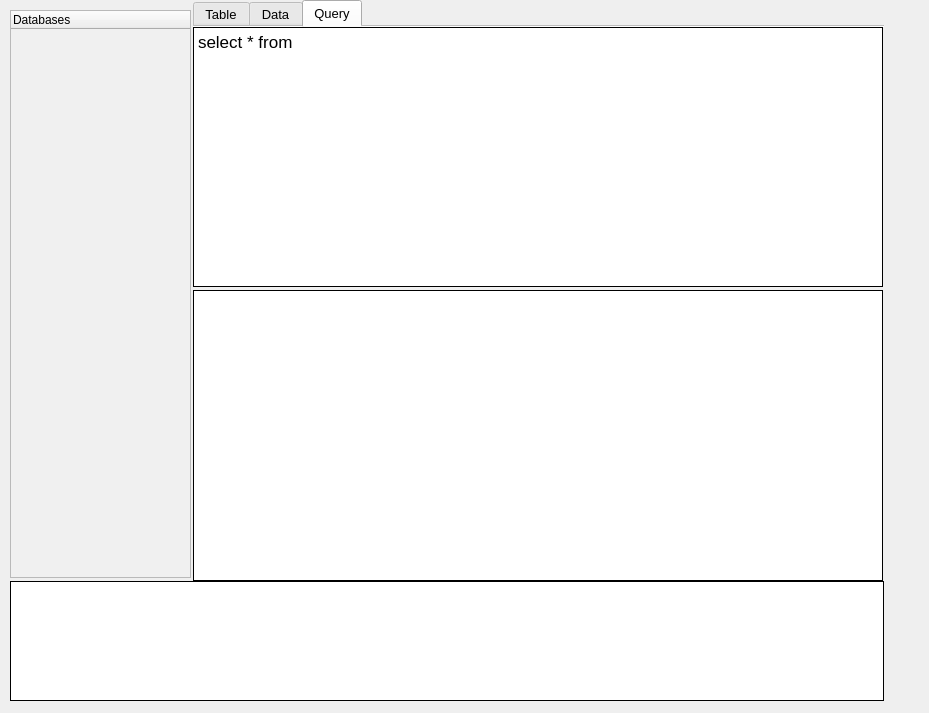
fer-moreira/MYQT, file Lib/UI/LAYOUT/MainWindow.ui: the form before one commit.
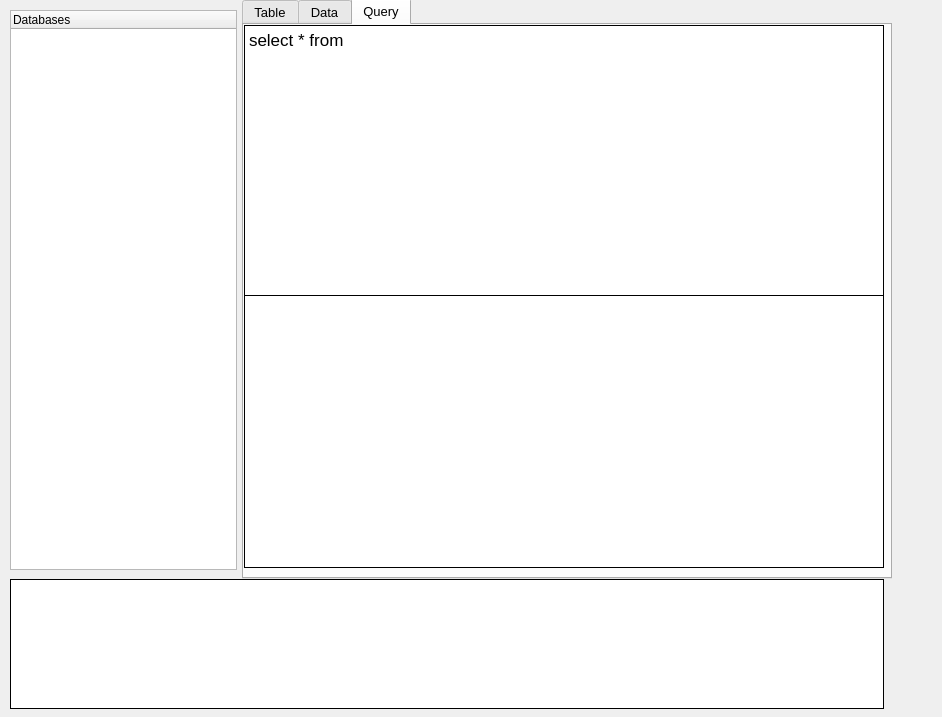
The form after the commit. The open tabs and pages were chosen to show the change.

What changed in the file:
```diff
--- a/Lib/UI/LAYOUT/MainWindow.ui
+++ b/Lib/UI/LAYOUT/MainWindow.ui
@@ -9,13 +9,16 @@
    <rect>
     <x>0</x>
     <y>0</y>
-    <width>929</width>
-    <height>713</height>
+    <width>942</width>
+    <height>717</height>
    </rect>
   </property>
   <property name="windowTitle">
    <string>SQL MANAGER</string>
   </property>
+  <property name="autoFillBackground">
+   <bool>false</bool>
+  </property>
   <property name="styleSheet">
    <string notr="true"/>
   </property>
@@ -25,6 +28,21 @@
   <property name="inputMethodHints">
    <set>Qt::ImhNone</set>
   </property>
+  <property name="iconSize">
+   <size>
+    <width>24</width>
+    <height>24</height>
+   </size>
+  </property>
+  <property name="toolButtonStyle">
+   <enum>Qt::ToolButtonTextBesideIcon</enum>
+  </property>
+  <property name="animated">
+   <bool>true</bool>
+  </property>
+  <property name="documentMode">
+   <bool>false</bool>
+  </property>
   <property name="tabShape">
    <enum>QTabWidget::Rounded</enum>
   </property>
@@ -32,10 +50,10 @@
    <widget class="QTabWidget" name="tabWidget">
     <property name="geometry">
      <rect>
-      <x>193</x>
-      <y>0</y>
-      <width>691</width>
-      <height>590</height>
+      <x>242</x>
+      <y>-2</y>
+      <width>650</width>
+      <height>581</height>
      </rect>
     </property>
     <property name="font">
@@ -51,9 +69,6 @@
     <property name="autoFillBackground">
      <bool>false</bool>
     </property>
-    <property name="styleSheet">
-     <string notr="true"/>
-    </property>
     <property name="tabPosition">
      <enum>QTabWidget::North</enum>
     </property>
@@ -67,7 +82,7 @@
      <enum>Qt::ElideNone</enum>
     </property>
     <property name="documentMode">
-     <bool>true</bool>
+     <bool>false</bool>
     </property>
     <property name="tabsClosable">
      <bool>false</bool>
@@ -218,9 +233,9 @@
       <property name="geometry">
        <rect>
         <x>0</x>
-        <y>263</y>
-        <width>690</width>
-        <height>291</height>
+        <y>270</y>
+        <width>640</width>
+        <height>273</height>
        </rect>
       </property>
       <property name="toolTip">
@@ -277,8 +292,8 @@
        <rect>
         <x>0</x>
         <y>0</y>
-        <width>690</width>
-        <height>260</height>
+        <width>640</width>
+        <height>271</height>
        </rect>
       </property>
       <property name="font">
@@ -297,9 +312,6 @@
       <property name="autoFillBackground">
        <bool>false</bool>
       </property>
-      <property name="styleSheet">
-       <string notr="true"/>
-      </property>
       <property name="inputMethodHints">
        <set>Qt::ImhDate|Qt::ImhDialableCharactersOnly|Qt::ImhDigitsOnly|Qt::ImhEmailCharactersOnly|Qt::ImhExclusiveInputMask|Qt::ImhFormattedNumbersOnly|Qt::ImhHiddenText|Qt::ImhLatinOnly|Qt::ImhLowercaseOnly|Qt::ImhMultiLine|Qt::ImhNoAutoUppercase|Qt::ImhNoEditMenu|Qt::ImhNoPredictiveText|Qt::ImhNoTextHandles|Qt::ImhPreferLatin|Qt::ImhPreferLowercase|Qt::ImhPreferNumbers|Qt::ImhPreferUppercase|Qt::ImhSensitiveData|Qt::ImhTime|Qt::ImhUppercaseOnly|Qt::ImhUrlCharactersOnly</set>
       </property>
@@ -325,9 +337,9 @@
     <property name="geometry">
      <rect>
       <x>10</x>
-      <y>581</y>
+      <y>579</y>
       <width>874</width>
-      <height>120</height>
+      <height>130</height>
      </rect>
     </property>
     <property name="font">
@@ -383,15 +395,15 @@
      <rect>
       <x>10</x>
       <y>10</y>
-      <width>181</width>
-      <height>568</height>
+      <width>227</width>
+      <height>560</height>
      </rect>
     </property>
     <property name="toolTip">
      <string>&lt;html&gt;&lt;head/&gt;&lt;body&gt;&lt;p&gt;&lt;span style=&quot; font-size:10pt; font-weight:600;&quot;&gt;DATABASES AND TABLES&lt;/span&gt;&lt;/p&gt;&lt;/body&gt;&lt;/html&gt;</string>
     </property>
-    <property name="styleSheet">
-     <string notr="true">background-color:rgb(240,240,240)</string>
+    <property name="autoFillBackground">
+     <bool>false</bool>
     </property>
     <property name="verticalScrollBarPolicy">
      <enum>Qt::ScrollBarAsNeeded</enum>
```
Left out of the diff: 12 changed lines with no effect on the pictures.
